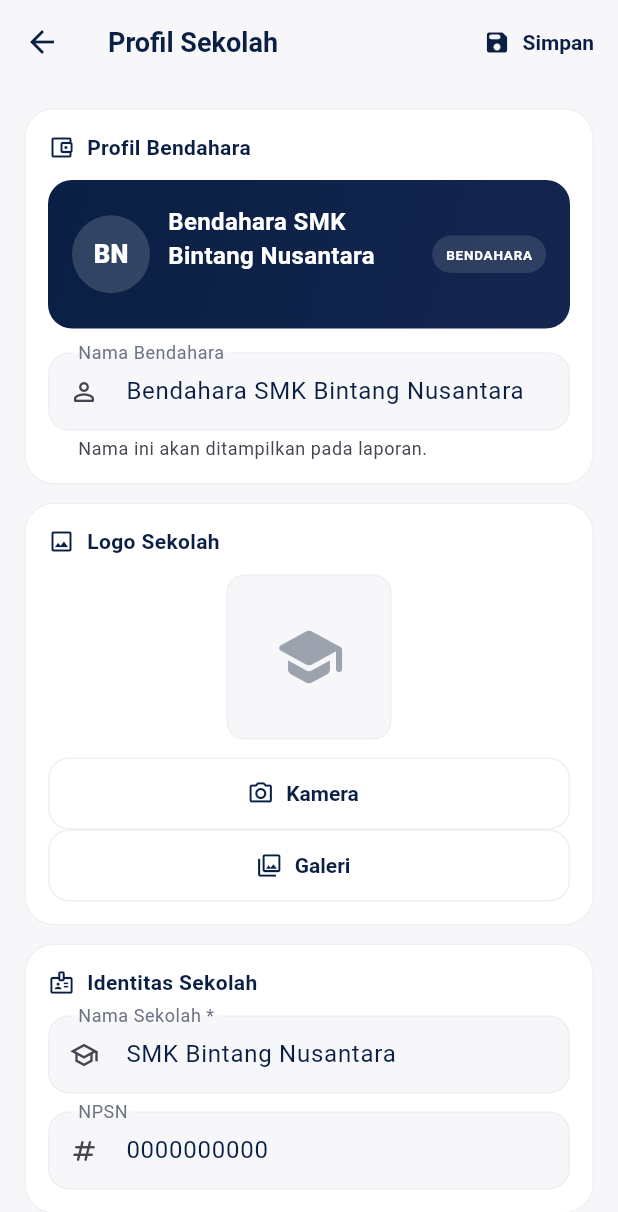
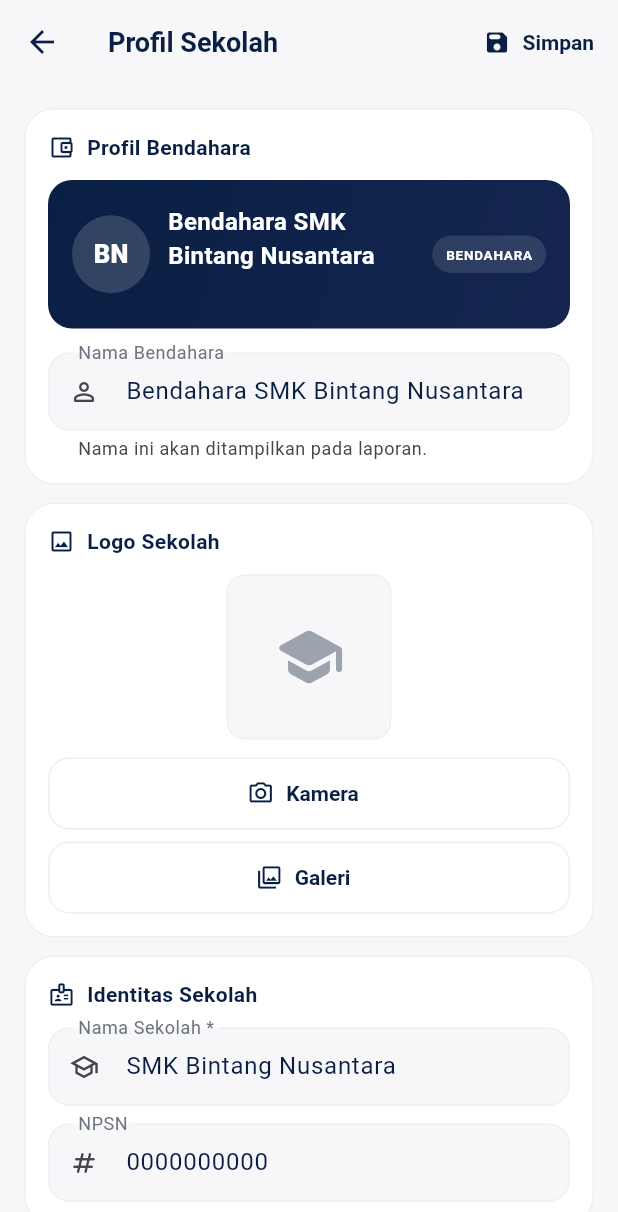
Before and after one commit to Vikaysamlekom/kasKelas, a Flutter app: the ProfilSekolahScreen screen opened directly, on a phone screen of 412 x 824 dp. Shown: the top 1212 px of the screen. Run offline on Flutter 3.47's test engine with Material 3 defaults, Android fonts, the phone set to English and light mode, and no system bars; our stand-ins replace csv, file_picker, image_picker, pdf, printing, share_plus and 2 more; accounts and stored records are empty.

Commit message:
Fix button spacing in ProfilSekolahScreen by changing SizedBox width to height

```diff
--- a/lib/screens/settings/profil_sekolah_screen.dart
+++ b/lib/screens/settings/profil_sekolah_screen.dart
@@ -442,7 +442,7 @@ class _ProfilSekolahScreenState extends State<ProfilSekolahScreen> {
                 icon: const Icon(Icons.photo_camera_outlined, size: 18),
                 label: const Text('Kamera'),
               ),
-              const SizedBox(width: 8),
+              const SizedBox(height: 8),
               OutlinedButton.icon(
                 onPressed: () => _pickLogo(ImageSource.gallery),
                 icon: const Icon(Icons.photo_library_outlined, size: 18),
```
